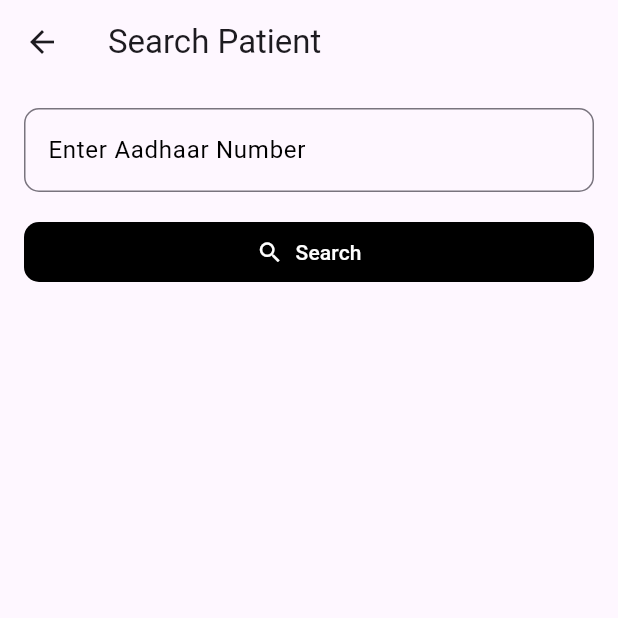
After one commit to jayan110105/OpthaDoc, a Flutter app: the SearchPatient screen opened by its route, on a phone screen of 412 x 824 dp, the top half of it. The commit adds this screen. Run offline on Flutter 3.47's test engine with Material 3 defaults, Android fonts, the light colour scheme and no system bars; our stand-ins replace cloud_firestore, firebase_auth, firebase_core, firebase_storage, image_picker; missing offline and left inert: google_mlkit_text_recognition; accounts and stored records are empty.

Commit message:
Eye Checkup Done

```diff
--- a/lib/main.dart
+++ b/lib/main.dart
@@ -3,11 +3,11 @@ import 'package:firebase_core/firebase_core.dart';
 import 'package:firebase_auth/firebase_auth.dart';
 import 'package:optha_doc/firebase_options.dart';
 import 'package:optha_doc/ui/screens/Diagnosis.dart';
+import 'package:optha_doc/ui/screens/PatientSearch.dart';
 import 'package:optha_doc/ui/screens/User3.dart';
 import 'package:optha_doc/ui/screens/login.dart';
 import 'package:optha_doc/ui/screens/register.dart';
 import 'package:optha_doc/ui/screens/User1.dart';
-import 'package:optha_doc/ui/screens/User2.dart';
 import 'package:optha_doc/ui/screens/dashboard.dart';
 import 'package:optha_doc/ui/screens/MedicalHistory.dart';
 import 'package:optha_doc/ui/screens/ClinicalExamination.dart';
@@ -26,7 +26,7 @@ void main() async{
     '/login': (context) => const Login(),
     '/register': (context) => const Register(),
     '/user1' : (context) => const User1(),
-    '/user2' : (context) => const User2(),
+    '/patientsearch' : (context) => const SearchPatient(),
     '/user3' : (context) => const User3(),
     '/dashboard' : (context) => const Dashboard(),
     '/medicalhistory' : (context) => const MedicalHistory(),
--- /dev/null
+++ b/lib/ui/screens/PatientSearch.dart
@@ -0,0 +1,112 @@
+import 'package:flutter/material.dart';
+import 'package:cloud_firestore/cloud_firestore.dart';
+import 'package:optha_doc/ui/screens/User2.dart';
+
+class SearchPatient extends StatefulWidget {
+  const SearchPatient({super.key});
+
+  @override
+  State<SearchPatient> createState() => _SearchPatientState();
+}
+
+class _SearchPatientState extends State<SearchPatient> {
+
+  final TextEditingController _searchController = TextEditingController();
+  final FirebaseFirestore _firestore = FirebaseFirestore.instance;
+  bool _isLoading = false;
+
+  Future<void> searchPatient() async {
+    setState(() {
+      _isLoading = true;
+    });
+
+    try {
+      QuerySnapshot querySnapshot = await _firestore
+          .collection('patients')
+          .where('aadhaarNumber', isEqualTo: _searchController.text.trim())
+          .get();
+
+      if (querySnapshot.docs.isNotEmpty) {
+        // Patient found, navigate to optometry details screen
+        Navigator.push(
+          context,
+          MaterialPageRoute(builder: (context) => User2(patientId: querySnapshot.docs.first.id)),
+        );
+      } else {
+        // Patient not found, show error message
+        ScaffoldMessenger.of(context).showSnackBar(
+          SnackBar(content: Text('Patient not found')),
+        );
+      }
+    } catch (e) {
+      ScaffoldMessenger.of(context).showSnackBar(
+        SnackBar(content: Text('Error searching for patient: $e')),
+      );
+    } finally {
+      setState(() {
+        _isLoading = false;
+      });
+    }
+  }
+
+  @override
+  Widget build(BuildContext context) {
+    return Scaffold(
+      appBar: AppBar(
+        title: Text('Search Patient'),
+      ),
+      body: Padding(
+        padding: const EdgeInsets.all(16.0),
+        child: Column(
+          children: [
+              TextField(
+              cursorColor: Colors.black,
+              controller: _searchController,
+              decoration: InputDecoration(
+                labelStyle: TextStyle(
+                  color: Colors.black,
+                ),
+                labelText: 'Enter Aadhaar Number',
+                border: OutlineInputBorder(
+                  borderRadius: BorderRadius.circular(10),
+                ),
+                focusedBorder: OutlineInputBorder(
+                  borderSide: BorderSide(
+                    color: Colors.black,
+                  ),
+                ),
+              ),
+            ),
+            SizedBox(height: 16),
+            _isLoading
+                ? CircularProgressIndicator(color: Colors.black,)
+                : SizedBox(
+              width: double.infinity,
+              child: _buildTextButton(
+                icon: Icons.search,
+                label: "Search",
+                onPressed: searchPatient,
+              ),
+            ),
+          ],
+        ),
+      ),
+    );
+  }
+
+  Widget _buildTextButton({required IconData icon, required String label, required VoidCallback onPressed}) {
+    return TextButton.icon(
+      onPressed: onPressed,
+      icon: Icon(icon, color: Colors.white),
+      label: Text(label, style: TextStyle(color: Colors.white)),
+      style: TextButton.styleFrom(
+        backgroundColor: Colors.black,
+        shape: RoundedRectangleBorder(
+          borderRadius: BorderRadius.circular(10),
+        ),
+        padding: const EdgeInsets.all(10),
+      ),
+    );
+  }
+
+}
--- a/lib/ui/screens/dashboard.dart
+++ b/lib/ui/screens/dashboard.dart
@@ -156,7 +156,7 @@ class Dashboard extends StatelessWidget {
                           }),
                           if (role == 'Optometrist' || role == 'Junior Doctor/ PostGraduate' || role == 'Senior Doctor/ Consultant')
                             _buildDashboardButton(Icons.visibility, 'Eye Checkup', () {
-                              Navigator.pushNamed(context, '/user2');
+                              Navigator.pushNamed(context, '/patientsearch');
                             }),
                           if (role == 'Junior Doctor/ PostGraduate' || role == 'Senior Doctor/ Consultant')
                             _buildDashboardButton(Icons.assignment, 'View Records',(){}),
```
Also changed, not shown: lib/ui/screens/User2.dart (+69 -7 lines).
